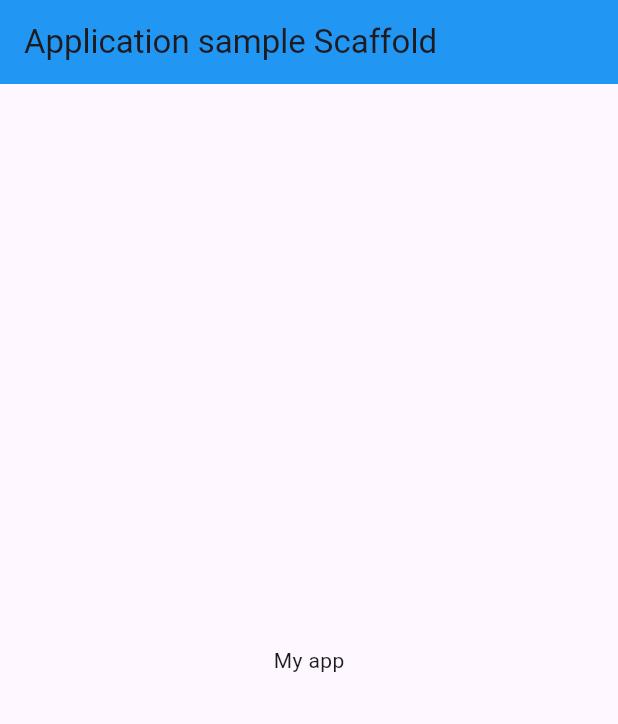
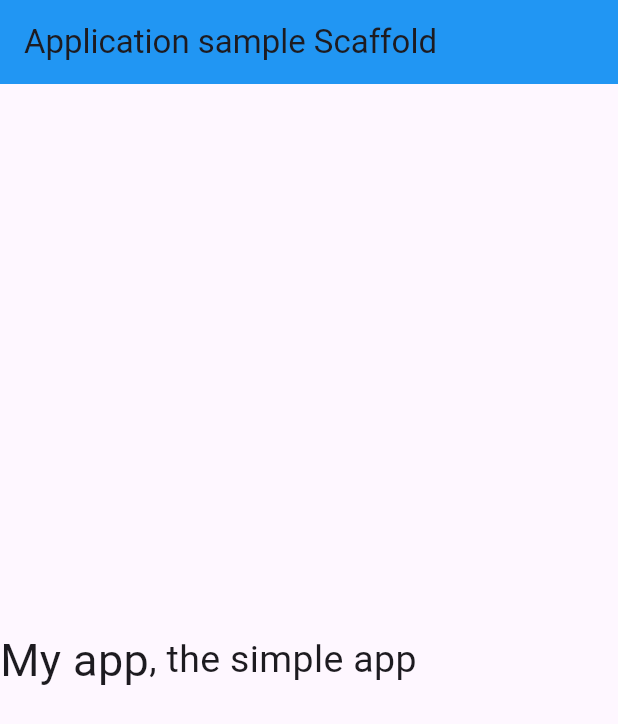
Before and after one commit to jonatttan/LearningFlutter, a Flutter app: the screen it shows after launch, on a phone screen of 412 x 824 dp. Shown: the top 724 px of the screen. Run offline on Flutter 3.47's test engine with Material 3 defaults, Android fonts, the phone set to English and light mode, and no system bars.

Commit message:
Lesson 2 - Using row: add other text in the same row

```diff
--- a/flutterProject/devel/flutter_layout_scaffold/lib/main.dart
+++ b/flutterProject/devel/flutter_layout_scaffold/lib/main.dart
@@ -20,8 +20,21 @@ class _MyAppState extends State<MyApp> {
           title: Text('Application sample Scaffold'),
           backgroundColor: Colors.blue,
         ),
-        body: Center(
-          child: Text('My app'),
+        body: Row(
+          children: [
+            Center(
+              child: Text(
+                'My app',
+                style: TextStyle(fontSize: 30),
+              ),
+            ),
+            Center(
+              child: Text(
+                ', the simple app',
+                style: TextStyle(fontSize: 25),
+              ),
+            ),
+          ],
         ),
       ),
     );
```
